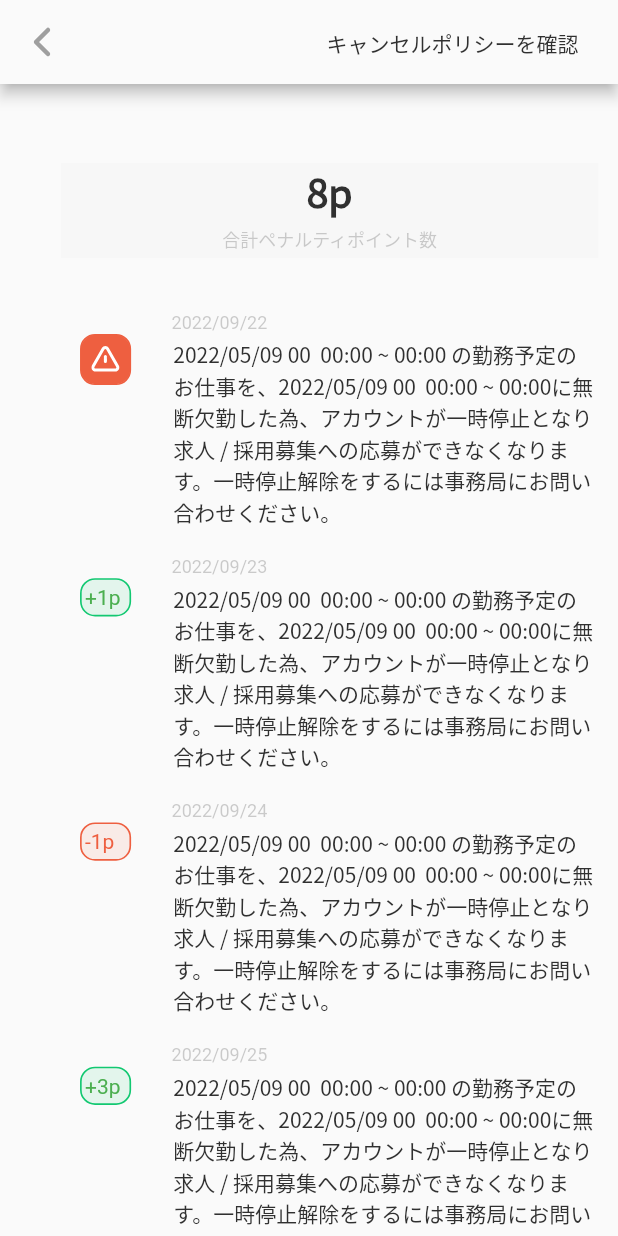
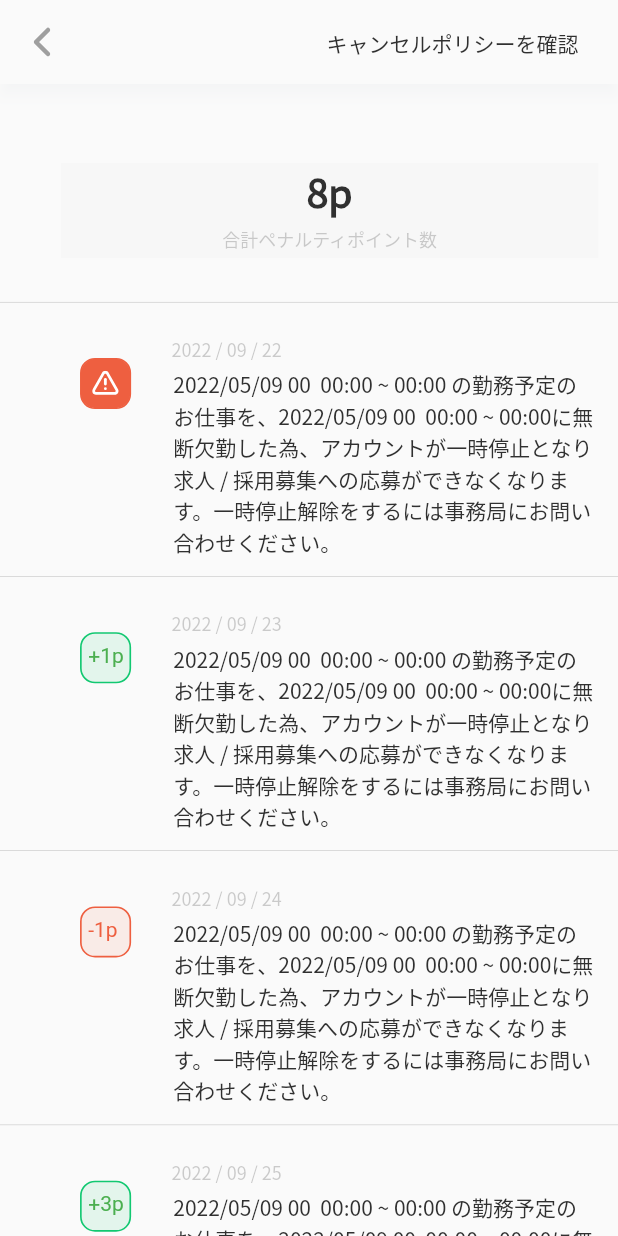
Before and after one commit to manikuttan-davud/kaigo, a Flutter app: the screen it shows after launch, on a phone screen of 412 x 824 dp. Run offline on Flutter 3.47's test engine with Material 2 defaults, Android fonts, the light colour scheme and no system bars; our stand-ins replace flutter_screenutil, flutter_svg.

Commit message:
bugs fixed

```diff
--- a/lib/kaigo/model/data_model.dart
+++ b/lib/kaigo/model/data_model.dart
@@ -1,4 +1,4 @@
-import 'package:intl/intl.dart';
+
 
 class DataModel {
   final String date;
--- a/lib/kaigo/screen/home_screen.dart
+++ b/lib/kaigo/screen/home_screen.dart
@@ -21,10 +21,11 @@ class _HomeScreenState extends State<HomeScreen> {
   Widget build(BuildContext context) {
     return Scaffold(
       appBar: AppBar(
-        //TODO: CORRECT THE SHADOW
+
+        shadowColor: color88A0BB,
         backgroundColor: colorFAFAFA,
         leading: const BackButton(),
-        //TODO: CHANGE TEXT BUTTON COLOR
+        //TODO:ISSUE IN COLOR(SVG IMAGE)
         actions: const [Textbutton()],
       ),
       body: SafeArea(
@@ -40,7 +41,15 @@ class _HomeScreenState extends State<HomeScreen> {
               children: List.generate(data.length, (index) {
                 DataModel items = DataModel.fromJson(data[index]);
                 var date = _formatDate(items: items, index: index);
-                return PenaltyItem(penaltyiItemDetail: items, date: date);
+                return Column(
+                  children: [
+                     Divider(thickness: 0.3.w,color: colorBABABA ,),
+                    PenaltyItem(penaltyiItemDetail: items, date: date,
+                    ),
+
+                  ],
+                );
+
               }),
             ),
           ]),
@@ -51,7 +60,7 @@ class _HomeScreenState extends State<HomeScreen> {
 
   _formatDate({required items, required index}) {
     final DateTime newDate = DateTime.parse(items.date);
-    final DateFormat formatter = DateFormat('yyyy/MM/dd');
+    final DateFormat formatter = DateFormat('yyyy / MM / dd');
     final String date = formatter.format(newDate);
     return date;
   }
@@ -75,9 +84,10 @@ class TotalPenaltyPointsWidget extends StatelessWidget {
         child: Column(
           children: [
             Text(
+
               "$penaltyPoints\p",
               style: tsS26C0xW700,
-              textAlign: TextAlign.center,
+              //textAlign: TextAlign.center,
             ),
             SizedBox(
               height: 5.h,
@@ -122,6 +132,7 @@ class BackButton extends StatelessWidget {
       width: 8.w,
       height: 16.h,
       fit: BoxFit.scaleDown,
+
     );
   }
 }
--- a/lib/kaigo/utils/colors.dart
+++ b/lib/kaigo/utils/colors.dart
@@ -1,12 +1,16 @@
 import 'package:flutter/cupertino.dart';
 
 
-const Color colorFAFAFA=  Color(0xFFFAFAFA);
+const Color colorFAFAFA =  Color(0xFFFAFAFA);
 
-const Color colorF7F7F7=  Color(0xFFF7F7F7);
+const Color colorF7F7F7 =  Color(0xFFF7F7F7);
 
-const Color colorEE5F40=  Color(0xFFEE5F40);
+const Color colorEE5F40 =  Color(0xFFEE5F40);
 
-const Color colorBABABA=  Color(0xFFBABABA);
+const Color colorBABABA =  Color(0xFFBABABA);
 
-const Color color12C871=  Color(0xFF12C871);
+const Color color12C871 =  Color(0xFF12C871);
+
+const Color color88A0BB =  Color(0x1088A0BB);
+
+const Color color303030 =  Color(0x45303030);
--- a/lib/kaigo/utils/text_style.dart
+++ b/lib/kaigo/utils/text_style.dart
@@ -1,4 +1,4 @@
-import 'package:flutter/cupertino.dart';
+
 import 'package:flutter/material.dart';
 import 'package:kaigo_project/kaigo/utils/colors.dart';
 
@@ -32,6 +32,7 @@ TextStyle get tsS12C0xW400 => const TextStyle(
       fontSize: 12,
       color: Color(0x45484848),
       fontWeight: FontWeight.w400,
+      fontFamily: primaryFont
     );
 
 TextStyle get tsS12C0xW500 => const TextStyle(
--- a/lib/kaigo/widgets/leading_icon.dart
+++ b/lib/kaigo/widgets/leading_icon.dart
@@ -20,13 +20,10 @@ class LeadingIcon extends StatelessWidget {
             color: colorEE5F40,
             borderRadius: BorderRadius.circular(10),
             border: Border.all(width: 1.w, color: colorEE5F40)),
-        child: Stack(
-          children: [
-            Center(child: SvgPicture.asset('assets/svg/Vector (5).svg')),
-            Center(child: SvgPicture.asset('assets/svg/Vector (7).svg')),
-            Center(child: SvgPicture.asset('assets/svg/Vector.svg')),
-          ],
-        ),
+        child: Padding(
+          padding: const EdgeInsets.all(7),
+          child: SvgPicture.asset('assets/svg/Alert Icon.svg'),
+        )
       ),
     );
   }
@@ -47,7 +44,7 @@ class LeadingIcon2 extends StatelessWidget {
         children: [
           Container(
             width: 31.w,
-            height: 31.h,
+            height: 31.w,
             decoration: BoxDecoration(
                 color: points.contains('+')
                     ? const Color.fromRGBO(18, 200, 113, 0.1)
@@ -58,7 +55,7 @@ class LeadingIcon2 extends StatelessWidget {
                     color: points.contains('+') ? color12C871 : colorEE5F40)),
           ),
           Padding(
-            padding: EdgeInsets.only(left: 3.w, top: 6.h),
+            padding: EdgeInsets.only(left: 5.w, top: 9.h),
             child: Text(
               '${points}p',
               style: points.contains('+') ? tsS12CgreenW500 : tsS12C0xW500,
```
Also changed, not shown: pubspec.yaml (+18 -1 lines), assets/svg/Alert Icon.svg (added), assets/svg/second.svg, pubspec.lock, 5 other files.
